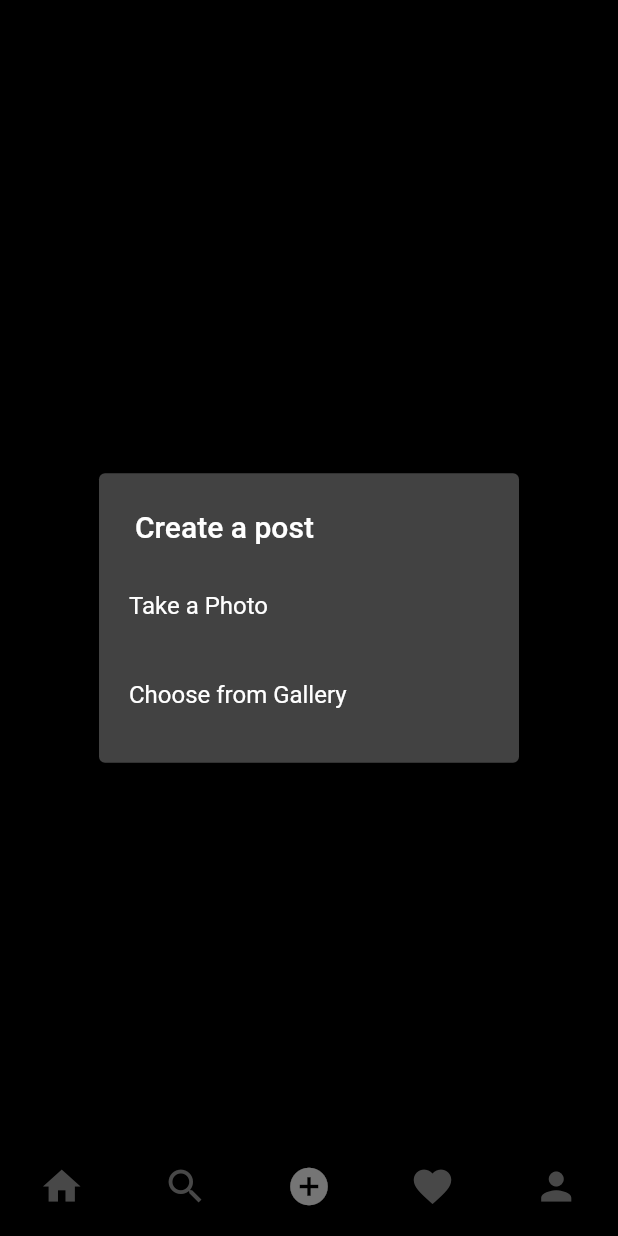
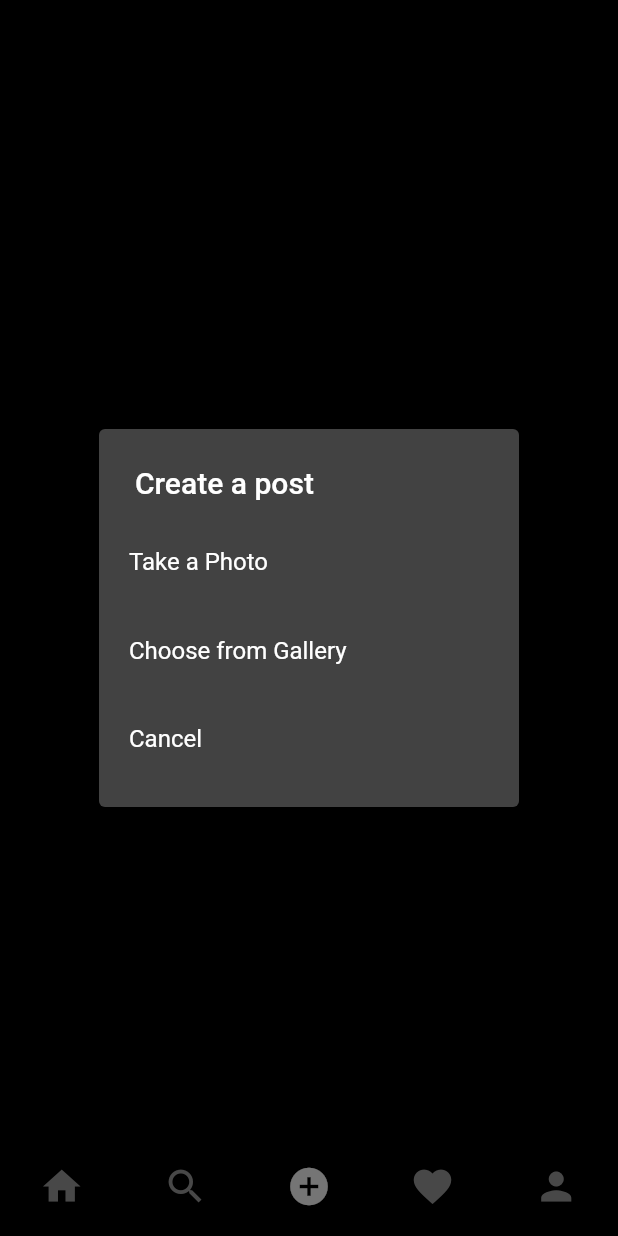
Before and after one commit to siddheshsonawane07/instagram_clone, a Flutter app: the screen it shows once a user with an empty profile is signed in, item 3 of the bottom bar chosen, after a tap on the "upload" icon, on a phone screen of 412 x 824 dp. Run offline on Flutter 3.47's test engine with Material 2 defaults, Android fonts, the phone set to English and light mode, and no system bars; our stand-ins replace cloud_firestore, firebase_auth, firebase_core, firebase_storage, flutter_svg, image_picker; accounts and stored records are empty.

Commit message:
will finish later

```diff
--- a/lib/screens/add_post_screen.dart
+++ b/lib/screens/add_post_screen.dart
@@ -18,10 +18,11 @@ class AddPostScreen extends StatefulWidget {
 
 class _AddPostScreenState extends State<AddPostScreen> {
   Uint8List? _file;
+  bool isLoading = false;
 
   @override
   Widget build(BuildContext context) {
-    final UserProvider userProvider = Provider.of<UserProvider>(context);
+    final User user = Provider.of<UserProvider>(context).getUser;
 
     return _file == null
         ? Center(
@@ -41,7 +42,7 @@ class _AddPostScreenState extends State<AddPostScreen> {
               centerTitle: false,
               actions: [
                 TextButton(
-                  onPressed: () {},
+                  onPressed: postImage,
                   child: const Text(
                     "Post",
                     style: TextStyle(
@@ -60,7 +61,7 @@ class _AddPostScreenState extends State<AddPostScreen> {
                 children: [
                   CircleAvatar(
                     backgroundImage: NetworkImage(
-                      userProvider.getUser.photoUrl,
+                      user.photoUrl,
                     ),
                   ),
                   SizedBox(
@@ -81,9 +82,10 @@ class _AddPostScreenState extends State<AddPostScreen> {
                       child: Container(
                         decoration: BoxDecoration(
                           image: DecorationImage(
-                              image: MemoryImage(_file!),
-                              fit: BoxFit.fill,
-                              alignment: FractionalOffset.topCenter),
+                            image: MemoryImage(_file!),
+                            fit: BoxFit.fill,
+                            alignment: FractionalOffset.topCenter,
+                          ),
                         ),
                       ),
                     ),
@@ -108,9 +110,11 @@ class _AddPostScreenState extends State<AddPostScreen> {
               onPressed: () async {
                 Navigator.of(context).pop();
                 Uint8List file = await pickImage(ImageSource.camera);
-                setState(() {
-                  _file = file;
-                });
+                setState(
+                  () {
+                    _file = file;
+                  },
+                );
               },
             ),
             SimpleDialogOption(
@@ -126,9 +130,20 @@ class _AddPostScreenState extends State<AddPostScreen> {
                 );
               },
             ),
+            SimpleDialogOption(
+              padding: const EdgeInsets.all(20),
+              child: const Text("Cancel"),
+              onPressed: () {
+                Navigator.pop(context);
+              },
+            )
           ],
         );
       },
     );
   }
+
+  void postImage(){
+
+  }
 }
```
